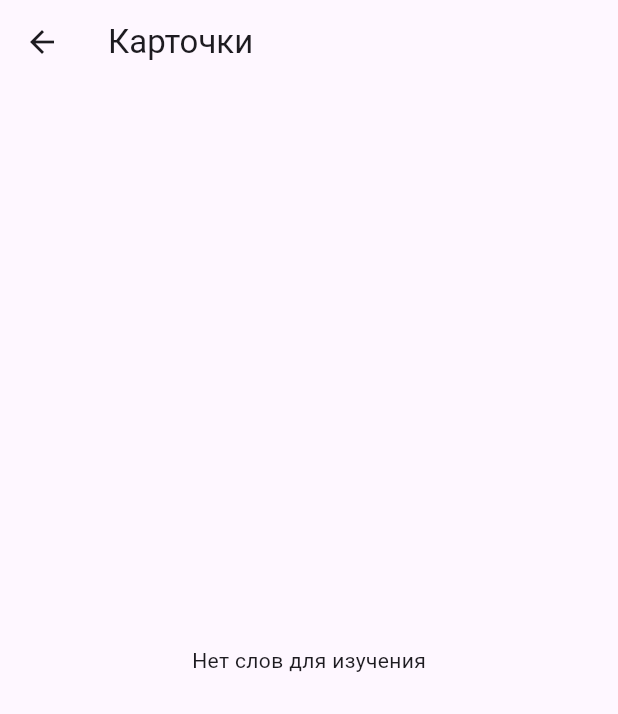
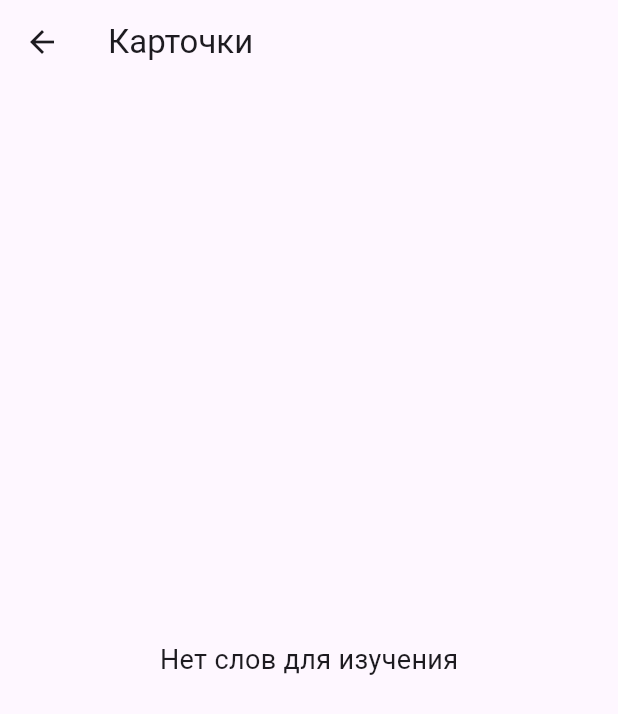
Before and after one commit to Grouscrotz/flutter_prac5, a Flutter app: the FlashCardScreen screen opened directly with empty values, on a phone screen of 412 x 824 dp. Shown: the top 714 px of the screen. Run offline on Flutter 3.47's test engine with Material 3 defaults, Android fonts, the phone set to English and light mode, and no system bars.

Commit message:
Доработка виджетов

```diff
--- a/lib/features/learning/screens/flashcard_screen.dart
+++ b/lib/features/learning/screens/flashcard_screen.dart
@@ -2,6 +2,7 @@ import 'package:flutter/material.dart';
 import 'package:prac5/models/topic.dart';
 import 'package:prac5/models/word.dart';
 import 'package:prac5/features/learning/widgets/word_card.dart';
+import 'package:prac5/features/learning/widgets/emptyState.dart';
 
 class FlashCardScreen extends StatefulWidget {
   final Topic topic;
@@ -19,7 +20,7 @@ class _FlashCardScreenState extends State<FlashCardScreen> {
 
   @override
   Widget build(BuildContext context) {
-    if (wordsToLearn.isEmpty) return _buildEmptyState();
+    if (wordsToLearn.isEmpty) return const EmptyStateScreen();
     final word = wordsToLearn[currentIndex];
 
     return Scaffold(
@@ -47,15 +48,11 @@ class _FlashCardScreenState extends State<FlashCardScreen> {
   void _moveToNextWord({bool remembered = false}) {
     setState(() {
       if (remembered) wordsToLearn[currentIndex].learned = true;
-
       showTranslation = false;
-
       if (wordsToLearn.isEmpty) return;
-
       if (remembered || !remembered) {
         currentIndex = (currentIndex + 1) % wordsToLearn.length;
       }
-
       if (currentIndex == 0 && remembered) {
         ScaffoldMessenger.of(context)
             .showSnackBar(const SnackBar(content: Text('Слова закончились!')));
@@ -72,10 +69,4 @@ class _FlashCardScreenState extends State<FlashCardScreen> {
     });
   }
 
-  Widget _buildEmptyState() {
-    return Scaffold(
-      appBar: AppBar(title: const Text('Карточки')),
-      body: const Center(child: Text('Нет слов для изучения')),
-    );
-  }
 }
--- /dev/null
+++ b/lib/features/learning/widgets/emptyState.dart
@@ -0,0 +1,18 @@
+import 'package:flutter/material.dart';
+
+class EmptyStateScreen extends StatelessWidget {
+  const EmptyStateScreen({super.key});
+
+  @override
+  Widget build(BuildContext context) {
+    return Scaffold(
+      appBar: AppBar(title: const Text('Карточки')),
+      body: const Center(
+        child: Text(
+          'Нет слов для изучения',
+          style: TextStyle(fontSize: 18),
+        ),
+      ),
+    );
+  }
+}
--- a/lib/models/topic.dart
+++ b/lib/models/topic.dart
@@ -1,5 +1,3 @@
-
-
 import 'package:prac5/models/word.dart';
 
 class Topic {
```
